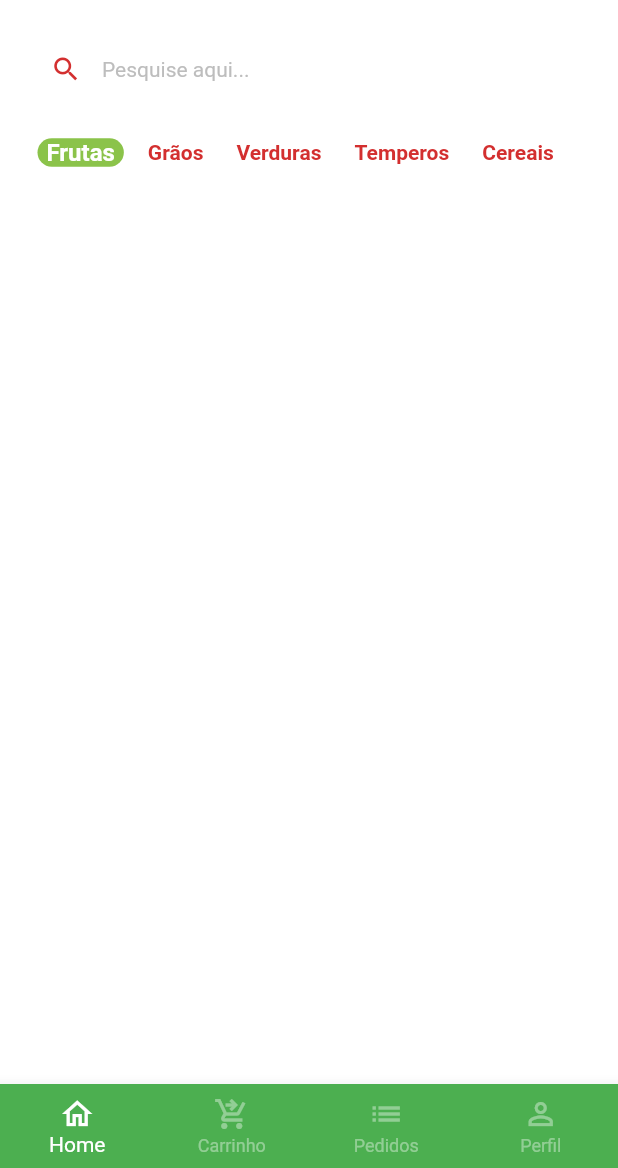
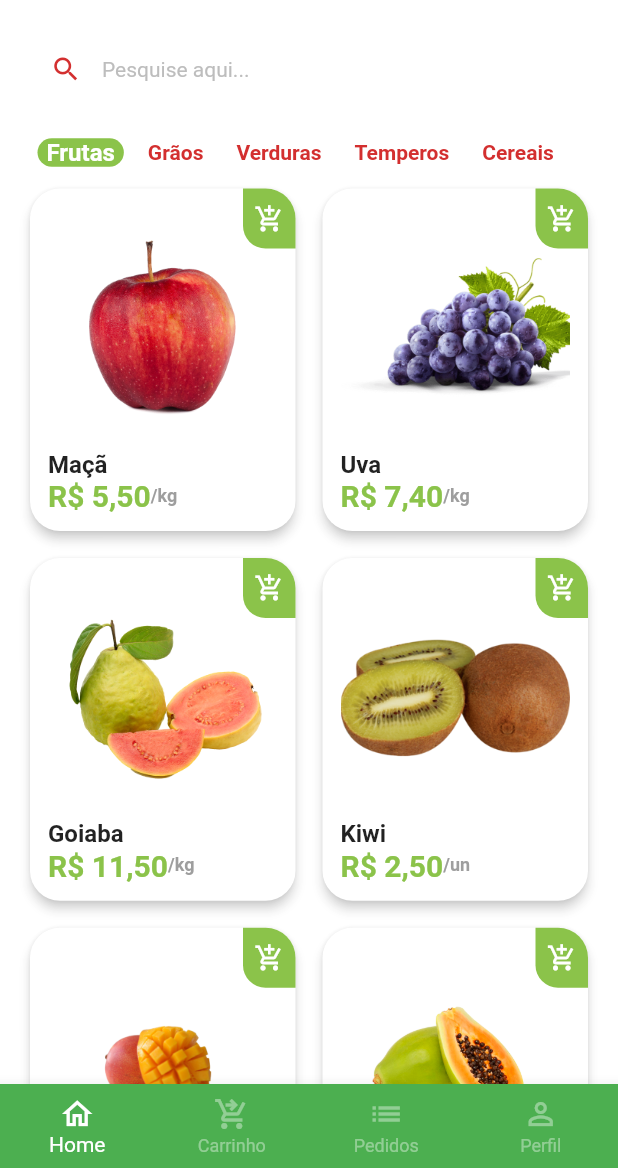
Before and after one commit to emersonmelomartins/flutter-learns, a Flutter app: the BaseScreen screen opened directly, on a phone screen of 412 x 824 dp, the part 68-1236 px from its top. Run offline on Flutter 3.47's test engine with Material 2 defaults, Android fonts, the phone set to English and light mode, and no system bars; drawn by our look-alikes of badges; our stand-ins replace animated_text_kit, fluttertoast, mask_text_input_formatter.

Commit message:
Folder separating, gridview to list products, tile item

```diff
--- a/greengrocer/lib/main.dart
+++ b/greengrocer/lib/main.dart
@@ -1,5 +1,5 @@
 import 'package:flutter/material.dart';
-import 'package:greengrocer/src/auth/sign_in_screen.dart';
+import 'package:greengrocer/src/pages/auth/sign_in_screen.dart';
 
 void main() {
   runApp(const MyApp());
--- /dev/null
+++ b/greengrocer/lib/src/config/app_data.dart
@@ -0,0 +1,72 @@
+import '../models/item_model.dart';
+
+ItemModel apple = ItemModel(
+  description:
+      'A melhor maçã da região e que conta com o melhor preço de qualquer quitanda. Este item conta com vitaminas essenciais para o fortalecimento corporal, resultando em uma vida saudável.',
+  imageUrl: 'assets/fruits/apple.png',
+  itemName: 'Maçã',
+  price: 5.5,
+  unit: 'kg',
+);
+
+ItemModel grape = ItemModel(
+  imageUrl: 'assets/fruits/grape.png',
+  itemName: 'Uva',
+  price: 7.4,
+  unit: 'kg',
+  description:
+      'A melhor uva da região e que conta com o melhor preço de qualquer quitanda. Este item conta com vitaminas essenciais para o fortalecimento corporal, resultando em uma vida saudável.',
+);
+
+ItemModel guava = ItemModel(
+  imageUrl: 'assets/fruits/guava.png',
+  itemName: 'Goiaba',
+  price: 11.5,
+  unit: 'kg',
+  description:
+      'A melhor goiaba da região e que conta com o melhor preço de qualquer quitanda. Este item conta com vitaminas essenciais para o fortalecimento corporal, resultando em uma vida saudável.',
+);
+
+ItemModel kiwi = ItemModel(
+  imageUrl: 'assets/fruits/kiwi.png',
+  itemName: 'Kiwi',
+  price: 2.5,
+  unit: 'un',
+  description:
+      'O melhor kiwi da região e que conta com o melhor preço de qualquer quitanda. Este item conta com vitaminas essenciais para o fortalecimento corporal, resultando em uma vida saudável.',
+);
+
+ItemModel mango = ItemModel(
+  imageUrl: 'assets/fruits/mango.png',
+  itemName: 'Manga',
+  price: 2.5,
+  unit: 'un',
+  description:
+      'A melhor manga da região e que conta com o melhor preço de qualquer quitanda. Este item conta com vitaminas essenciais para o fortalecimento corporal, resultando em uma vida saudável.',
+);
+
+ItemModel papaya = ItemModel(
+  imageUrl: 'assets/fruits/papaya.png',
+  itemName: 'Mamão papaya',
+  price: 8,
+  unit: 'kg',
+  description:
+      'O melhor mamão da região e que conta com o melhor preço de qualquer quitanda. Este item conta com vitaminas essenciais para o fortalecimento corporal, resultando em uma vida saudável.',
+);
+
+List<ItemModel> items = [
+  apple,
+  grape,
+  guava,
+  kiwi,
+  mango,
+  papaya,
+];
+
+List<String> categories = [
+  "Frutas",
+  "Grãos",
+  "Verduras",
+  "Temperos",
+  "Cereais",
+];
--- /dev/null
+++ b/greengrocer/lib/src/models/item_model.dart
@@ -0,0 +1,15 @@
+class ItemModel {
+  String itemName;
+  String imageUrl;
+  String unit;
+  double price;
+  String description;
+
+  ItemModel({
+    required this.itemName,
+    required this.imageUrl,
+    required this.unit,
+    required this.price,
+    required this.description,
+  });
+}
--- a/greengrocer/lib/src/auth/sign_in_screen.dart
+++ b/greengrocer/lib/src/pages/auth/sign_in_screen.dart
@@ -1,6 +1,6 @@
 import 'package:animated_text_kit/animated_text_kit.dart';
 import 'package:flutter/material.dart';
-import 'package:greengrocer/src/auth/sign_up_screen.dart';
+import 'package:greengrocer/src/pages/auth/sign_up_screen.dart';
 import 'package:greengrocer/src/config/custom_colors.dart';
 
 import '../base/base_screen.dart';
--- a/greengrocer/lib/src/base/base_screen.dart
+++ b/greengrocer/lib/src/pages/base/base_screen.dart
@@ -1,5 +1,5 @@
 import 'package:flutter/material.dart';
-import 'package:greengrocer/src/home/home_tab.dart';
+import 'package:greengrocer/src/pages/home/home_tab.dart';
 
 class BaseScreen extends StatefulWidget {
   const BaseScreen({Key? key}) : super(key: key);
@@ -58,7 +58,7 @@ class _BaseScreenState extends State<BaseScreen> {
         physics: const NeverScrollableScrollPhysics(),
         controller: pageController,
         children: [
-          HomeTab(),
+          const HomeTab(),
           Container(
             color: Colors.yellow,
           ),
--- /dev/null
+++ b/greengrocer/lib/src/pages/home/components/item_tile.dart
@@ -0,0 +1,91 @@
+import 'package:flutter/material.dart';
+import 'package:greengrocer/src/config/custom_colors.dart';
+
+import '../../../models/item_model.dart';
+import '../../../services/utils_services.dart';
+
+class ItemTile extends StatelessWidget {
+  final ItemModel item;
+  ItemTile({super.key, required this.item});
+
+  final UtilsServices utilsServices = UtilsServices();
+
+  @override
+  Widget build(BuildContext context) {
+    return Stack(
+      children: [
+        Card(
+          elevation: 3,
+          shadowColor: Colors.grey.shade300,
+          shape: RoundedRectangleBorder(
+            borderRadius: BorderRadius.circular(20),
+          ),
+          child: Padding(
+            padding: const EdgeInsets.all(12),
+            child: Column(
+              crossAxisAlignment: CrossAxisAlignment.stretch,
+              children: [
+                // Imagem
+                Expanded(child: Image.asset(item.imageUrl)),
+
+                // Nome
+                Text(
+                  item.itemName,
+                  style: const TextStyle(
+                    fontSize: 16,
+                    fontWeight: FontWeight.bold,
+                  ),
+                ),
+
+                // Preço - Unidade
+                Row(
+                  children: [
+                    Text(
+                      utilsServices.priceToCurrency(item.price),
+                      style: TextStyle(
+                        fontWeight: FontWeight.bold,
+                        fontSize: 20,
+                        color: CustomColors.customSwatchColor,
+                      ),
+                    ),
+                    Text(
+                      '/${item.unit}',
+                      style: TextStyle(
+                        fontWeight: FontWeight.bold,
+                        fontSize: 12,
+                        color: Colors.grey.shade500,
+                      ),
+                    )
+                  ],
+                )
+              ],
+            ),
+          ),
+        ),
+        Positioned(
+          top: 4,
+          right: 4,
+          child: GestureDetector(
+            onTap: () {},
+            child: Container(
+              height: 40,
+              width: 35,
+              decoration: BoxDecoration(
+                color: CustomColors.customSwatchColor,
+                borderRadius: const BorderRadius.only(
+                  bottomLeft: Radius.circular(15),
+                  topRight: Radius.circular(20),
+                ),
+              ),
+              child: const Icon(
+                Icons.add_shopping_cart_outlined,
+                color: Colors.white,
+                size: 20,
+              ),
+            ),
+          ),
+        ),
+      ],
+    );
+  }
+}
--- a/greengrocer/lib/src/home/home_tab.dart
+++ b/greengrocer/lib/src/pages/home/home_tab.dart
@@ -1,7 +1,9 @@
 import 'package:badges/badges.dart';
 import 'package:flutter/material.dart';
-import 'package:greengrocer/src/config/custom_colors.dart';
+import 'package:greengrocer/src/pages/home/components/item_tile.dart';
 
+import '../../config/app_data.dart' as app_data;
+import '../../config/custom_colors.dart';
 import 'components/category_tile.dart';
 
 class HomeTab extends StatefulWidget {
@@ -12,14 +14,6 @@ class HomeTab extends StatefulWidget {
 }
 
 class _HomeTabState extends State<HomeTab> {
-  final List<String> categories = [
-    "Frutas",
-    "Grãos",
-    "Verduras",
-    "Temperos",
-    "Cereais",
-  ];
-
   String selectedCategory = 'Frutas';
 
   @override
@@ -120,21 +114,37 @@ class _HomeTabState extends State<HomeTab> {
               scrollDirection: Axis.horizontal,
               itemBuilder: (_, index) {
                 return CategoryTile(
-                  category: categories[index],
-                  isSelected: categories[index] == selectedCategory,
+                  category: app_data.categories[index],
+                  isSelected: app_data.categories[index] == selectedCategory,
                   onPressed: () {
                     setState(() {
-                      selectedCategory = categories[index];
+                      selectedCategory = app_data.categories[index];
                     });
                   },
                 );
               },
               separatorBuilder: (_, index) => const SizedBox(width: 10),
-              itemCount: categories.length,
+              itemCount: app_data.categories.length,
             ),
           ),
 
           // Grid
+          Expanded(
+            child: GridView.builder(
+              padding: const EdgeInsets.fromLTRB(16, 0, 16, 16),
+              physics: const BouncingScrollPhysics(),
+              gridDelegate: const SliverGridDelegateWithFixedCrossAxisCount(
+                crossAxisCount: 2,
+                mainAxisSpacing: 10,
+                crossAxisSpacing: 10,
+                childAspectRatio: 9 / 11.5,
+              ),
+              itemCount: app_data.items.length,
+              itemBuilder: (_, index) {
+                return ItemTile(item: app_data.items[index],);
+              },
+            ),
+          )
         ],
       ),
     );
--- /dev/null
+++ b/greengrocer/lib/src/services/utils_services.dart
@@ -0,0 +1,10 @@
+import 'package:intl/intl.dart';
+
+class UtilsServices {
+  // R$ Valor
+  String priceToCurrency(double price) {
+    NumberFormat numberFormat = NumberFormat.simpleCurrency(locale: "pt_BR");
+
+    return numberFormat.format(price);
+  }
+}
--- a/greengrocer/pubspec.yaml
+++ b/greengrocer/pubspec.yaml
@@ -16,6 +16,7 @@ dependencies:
   animated_text_kit: ^4.2.2
   mask_text_input_formatter: ^2.4.0
   badges: ^2.0.3
+  intl: ^0.17.0
 
 dev_dependencies:
   flutter_test:
@@ -25,3 +26,6 @@ dev_dependencies:
 
 flutter:
   uses-material-design: true
+
+  assets:
+    - assets/fruits/
```
Also changed, not shown: greengrocer/assets/fruits/apple.png (added), greengrocer/assets/fruits/grape.png (added), greengrocer/assets/fruits/guava.png (added), greengrocer/assets/fruits/kiwi.png (added), greengrocer/assets/fruits/mango.png (added), greengrocer/assets/fruits/papaya.png (added), greengrocer/lib/src/pages/auth/components/custom_text_field.dart (renamed from greengrocer/lib/src/auth/components/custom_text_field.dart), greengrocer/lib/src/pages/auth/sign_up_screen.dart (renamed from greengrocer/lib/src/auth/sign_up_screen.dart), greengrocer/lib/src/pages/home/components/category_tile.dart (renamed from greengrocer/lib/src/home/components/category_tile.dart), greengrocer/pubspec.lock.
